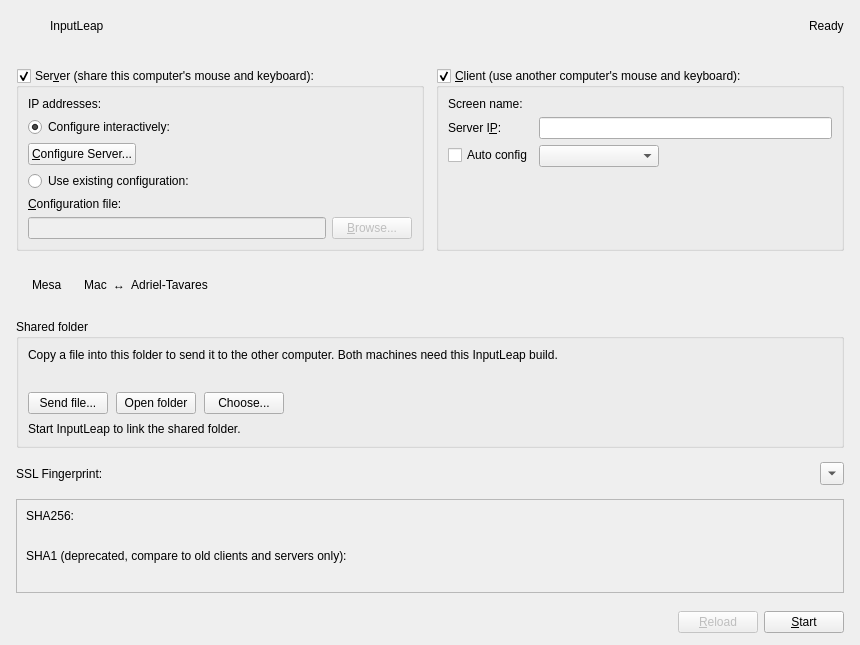
Above: src/gui/src/MainWindow.ui from nomadautomacao-dot/deskflow-companion-hub before the change. Below: the same form after it.
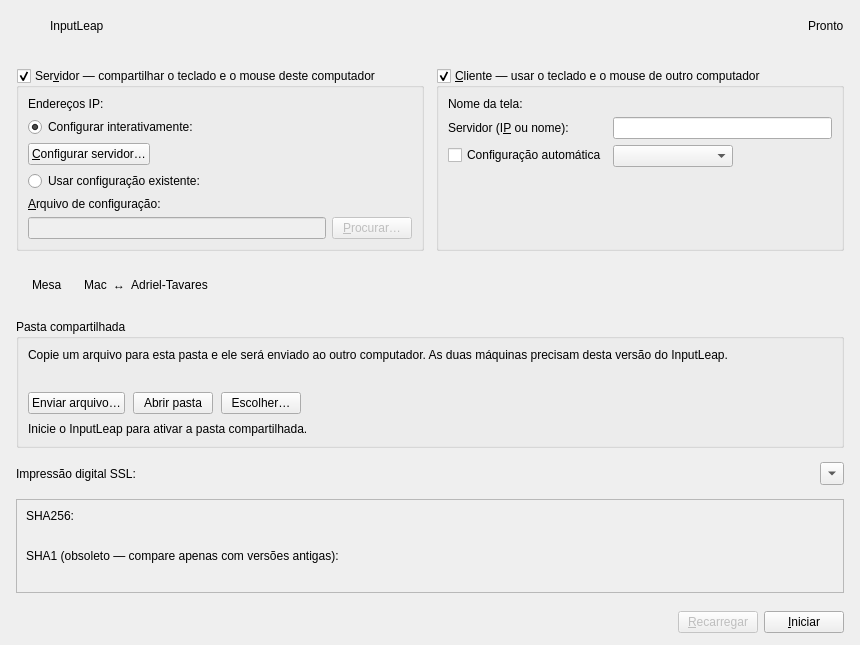
That is the form after the change. Icons and pictures are not drawn.

Patch:
```diff
--- a/src/gui/src/MainWindow.ui
+++ b/src/gui/src/MainWindow.ui
@@ -107,7 +107,7 @@
        <item>
         <widget class="QLabel" name="m_pStatusLabel">
          <property name="text">
-          <string>Ready</string>
+          <string>Pronto</string>
          </property>
         </widget>
        </item>
@@ -159,7 +159,7 @@
        </sizepolicy>
       </property>
       <property name="title">
-       <string>Ser&amp;ver (share this computer's mouse and keyboard):</string>
+       <string>Ser&amp;vidor — compartilhar o teclado e o mouse deste computador</string>
       </property>
       <property name="checkable">
        <bool>true</bool>
@@ -176,7 +176,7 @@
          <item row="0" column="0">
           <widget class="QLabel" name="label_2">
            <property name="text">
-            <string>IP addresses:</string>
+            <string>Endereços IP:</string>
            </property>
           </widget>
          </item>
@@ -192,7 +192,7 @@
        <item>
         <widget class="QRadioButton" name="m_pRadioInternalConfig">
          <property name="text">
-          <string>Configure interactively:</string>
+          <string>Configurar interativamente:</string>
          </property>
          <property name="checked">
           <bool>true</bool>
@@ -204,7 +204,7 @@
          <item>
           <widget class="QPushButton" name="m_pButtonConfigureServer">
            <property name="text">
-            <string>&amp;Configure Server...</string>
+            <string>&amp;Configurar servidor…</string>
            </property>
           </widget>
          </item>
@@ -226,7 +226,7 @@
        <item>
         <widget class="QRadioButton" name="m_pRadioExternalConfig">
          <property name="text">
-          <string>Use existing configuration:</string>
+          <string>Usar configuração existente:</string>
          </property>
         </widget>
        </item>
@@ -238,7 +238,7 @@
          <item>
           <widget class="QLabel" name="m_pLabelConfigurationFile">
            <property name="text">
-            <string>&amp;Configuration file:</string>
+            <string>&amp;Arquivo de configuração:</string>
            </property>
            <property name="buddy">
             <cstring>m_pLineEditConfigFile</cstring>
@@ -266,7 +266,7 @@
             <bool>false</bool>
            </property>
            <property name="text">
-            <string>&amp;Browse...</string>
+            <string>&amp;Procurar…</string>
            </property>
           </widget>
          </item>
@@ -286,7 +286,7 @@
        </sizepolicy>
       </property>
       <property name="title">
-       <string>&amp;Client (use another computer's mouse and keyboard):</string>
+       <string>&amp;Cliente — usar o teclado e o mouse de outro computador</string>
       </property>
       <property name="checkable">
        <bool>true</bool>
@@ -301,7 +301,7 @@
        <item row="0" column="0">
         <widget class="QLabel" name="label_5">
          <property name="text">
-          <string>Screen name:</string>
+          <string>Nome da tela:</string>
          </property>
         </widget>
        </item>
@@ -315,7 +315,7 @@
        <item row="2" column="0">
         <widget class="QLabel" name="m_pLabelServerName">
          <property name="text">
-          <string>Server I&amp;P:</string>
+          <string>Servidor (I&amp;P ou nome):</string>
          </property>
          <property name="buddy">
           <cstring>m_pLineEditHostname</cstring>
@@ -328,7 +328,7 @@
        <item row="3" column="0">
         <widget class="QCheckBox" name="m_pCheckBoxAutoConfig">
          <property name="text">
-          <string>Auto config</string>
+          <string>Configuração automática</string>
          </property>
         </widget>
        </item>
@@ -447,7 +447,7 @@
     <item>
      <widget class="QGroupBox" name="m_pGroupShare">
       <property name="title">
-       <string>Shared folder</string>
+       <string>Pasta compartilhada</string>
       </property>
       <property name="checkable">
        <bool>false</bool>
@@ -459,7 +459,7 @@
        <item>
         <widget class="QLabel" name="m_pLabelShareHint">
          <property name="text">
-          <string>Copy a file into this folder to send it to the other computer. Both machines need this InputLeap build.</string>
+          <string>Copie um arquivo para esta pasta e ele será enviado ao outro computador. As duas máquinas precisam desta versão do InputLeap.</string>
          </property>
          <property name="wordWrap">
           <bool>true</bool>
@@ -481,21 +481,21 @@
          <item>
           <widget class="QPushButton" name="m_pButtonSendFile">
            <property name="text">
-            <string>Send file...</string>
+            <string>Enviar arquivo…</string>
            </property>
           </widget>
          </item>
          <item>
           <widget class="QPushButton" name="m_pButtonOpenShare">
            <property name="text">
-            <string>Open folder</string>
+            <string>Abrir pasta</string>
            </property>
           </widget>
          </item>
          <item>
           <widget class="QPushButton" name="m_pButtonChooseShare">
            <property name="text">
-            <string>Choose...</string>
+            <string>Escolher…</string>
            </property>
           </widget>
          </item>
@@ -517,7 +517,7 @@
        <item>
         <widget class="QLabel" name="m_pLabelShareStatus">
          <property name="text">
-          <string>Start InputLeap to link the shared folder.</string>
+          <string>Inicie o InputLeap para ativar a pasta compartilhada.</string>
          </property>
          <property name="wordWrap">
           <bool>true</bool>
@@ -538,7 +538,7 @@
          </sizepolicy>
         </property>
         <property name="text">
-         <string>SSL Fingerprint:</string>
+         <string>Impressão digital SSL:</string>
         </property>
        </widget>
       </item>
@@ -594,7 +594,7 @@
        <item row="2" column="0" colspan="2">
         <widget class="QLabel" name="label_sha1">
          <property name="text">
-          <string>SHA1 (deprecated, compare to old clients and servers only):</string>
+          <string>SHA1 (obsoleto — compare apenas com versões antigas):</string>
          </property>
         </widget>
        </item>
@@ -668,14 +668,14 @@
          <bool>false</bool>
         </property>
         <property name="text">
-         <string>&amp;Reload</string>
+         <string>&amp;Recarregar</string>
         </property>
        </widget>
       </item>
       <item>
        <widget class="QPushButton" name="m_pButtonToggleStart">
         <property name="text">
-         <string>&amp;Start</string>
+         <string>&amp;Iniciar</string>
         </property>
        </widget>
       </item>
```
Left out of the diff: 38 changed lines with no effect on the pictures.
